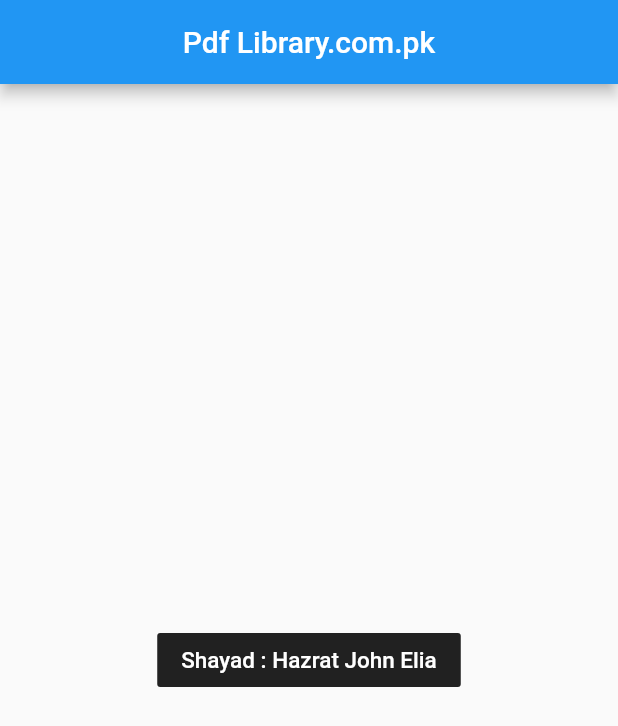
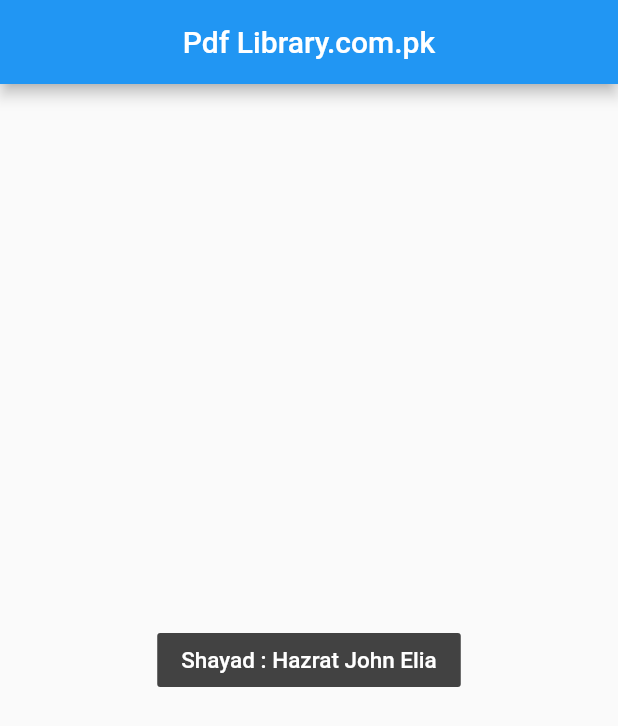
Before and after one commit to ahmerrkhan/pdfviewer, a Flutter app: the screen it shows after launch, on a phone screen of 412 x 824 dp. Shown: the top 726 px of the screen. Run offline on Flutter 3.47's test engine with Material 2 defaults, Android fonts, the phone set to English and light mode, and no system bars; missing offline and left inert: flutter_plugin_pdf_viewer.

Commit message:
Update main.dart

```diff
--- a/pdfviewer/lib/main.dart
+++ b/pdfviewer/lib/main.dart
@@ -36,7 +36,7 @@ class _landingPageState extends State<landingPage> {
       body: Center(
         child: FlatButton(
           child: Text('Shayad : Hazrat John Elia',style: TextStyle(color: Colors.white,fontSize: 15.0),),
-          color: Colors.grey[900],
+          color: Colors.grey[800],
           onPressed: (){
             Navigator.push(
               context,
```
